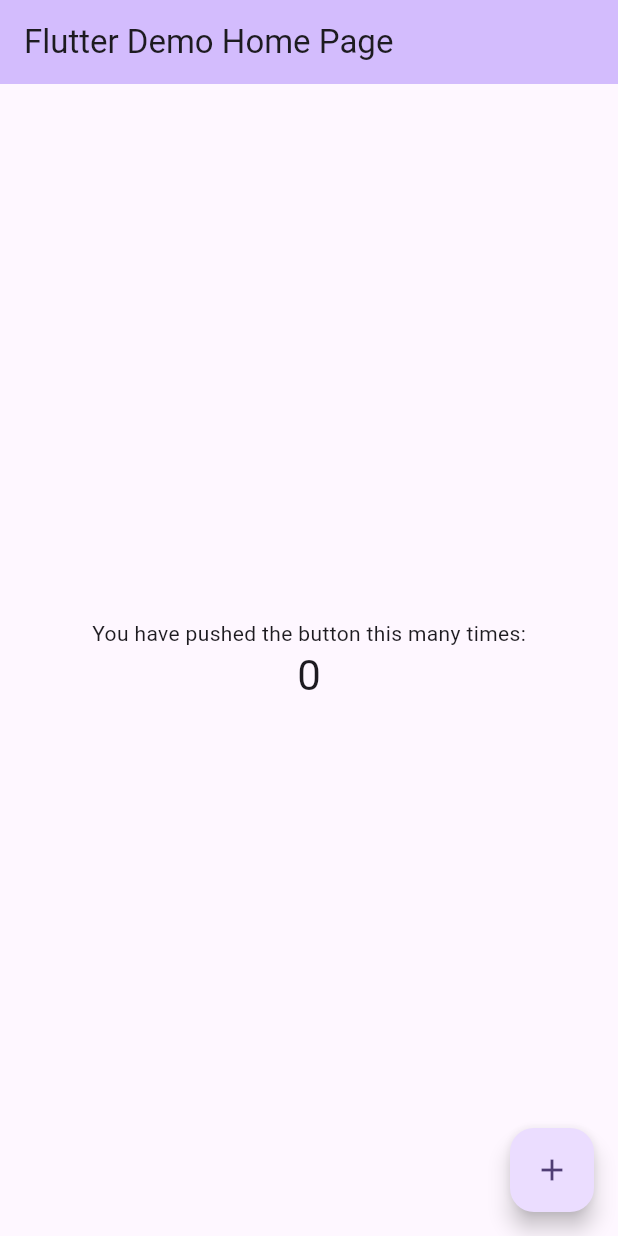
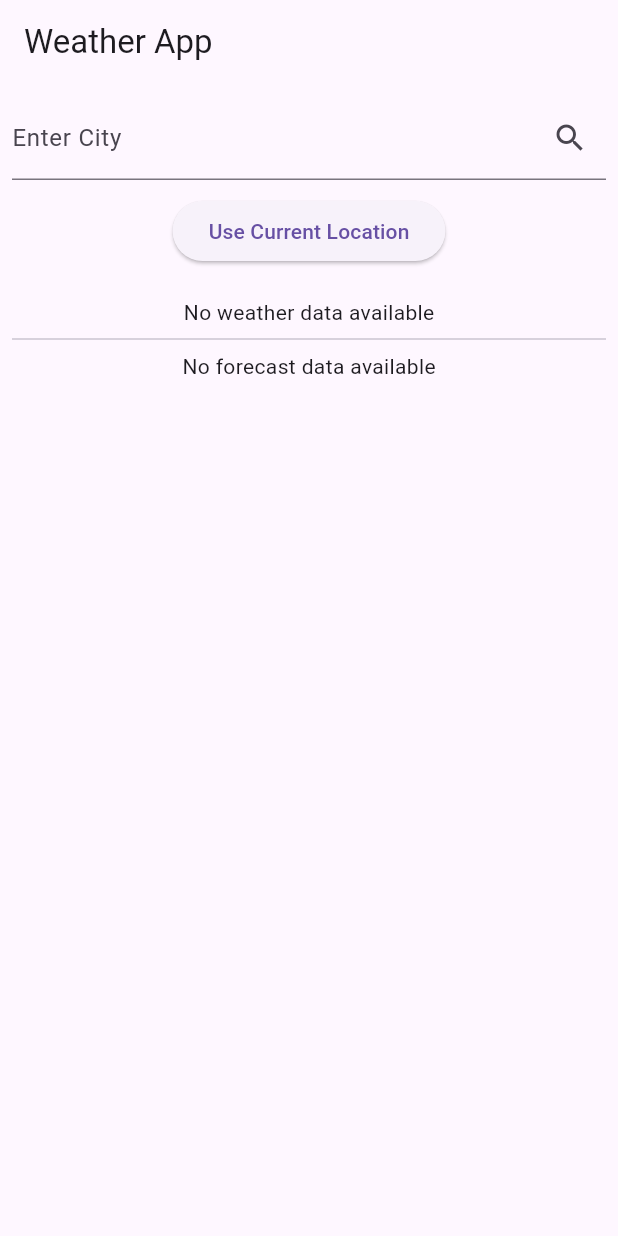
Before and after one commit to ankit595/weather_app, a Flutter app: the screen it shows after launch, on a phone screen of 412 x 824 dp. Run offline on Flutter 3.47's test engine with Material 3 defaults, Android fonts, the phone set to English and light mode, and no system bars; our stand-ins replace geolocator.

Commit message:
permission and api

```diff
--- /dev/null
+++ b/lib/homepage.dart
@@ -0,0 +1,127 @@
+import 'package:flutter/material.dart';
+import 'package:geolocator/geolocator.dart';
+import 'weather_service.dart';
+import 'location_service.dart';
+
+class WeatherApp extends StatefulWidget {
+  @override
+  _WeatherAppState createState() => _WeatherAppState();
+}
+
+class _WeatherAppState extends State<WeatherApp> {
+  final WeatherService _weatherService = WeatherService();
+  final LocationService _locationService = LocationService();
+  final TextEditingController _cityController = TextEditingController();
+
+  Map<String, dynamic>? currentWeather; // Holds current weather data
+  List<dynamic>? forecast; // Holds 5-day forecast data
+  String? city = "Your Location"; // Default city name
+
+  // Fetch weather for a specific city
+  void fetchWeatherByCity(String cityName) async {
+    try {
+      final weather = await _weatherService.getCurrentWeather(cityName);
+      final forecastData = await _weatherService.getFiveDayForecast(cityName);
+
+      setState(() {
+        currentWeather = weather;
+        forecast = forecastData['list'];
+        city = weather['name'];
+      });
+    } catch (e) {
+      print(e);
+    }
+  }
+
+  // Fetch weather using user's current location
+  void fetchWeatherByLocation() async {
+    try {
+      Position position = await _locationService.getCurrentLocation();
+      final weather = await _weatherService.getCurrentWeatherByCoordinates(
+          position.latitude, position.longitude);
+      final forecastData = await _weatherService.getFiveDayForecastByCoordinates(
+          position.latitude, position.longitude);
+
+      setState(() {
+        currentWeather = weather;
+        forecast = forecastData['list'];
+        city = weather['name'];
+      });
+    } catch (e) {
+      print(e);
+    }
+  }
+
+  @override
+  Widget build(BuildContext context) {
+    return MaterialApp(
+      home: Scaffold(
+        appBar: AppBar(
+          title: Text('Weather App'),
+        ),
+        body: Padding(
+          padding: const EdgeInsets.all(8.0),
+          child: Column(
+            children: [
+              // Search bar
+              TextField(
+                controller: _cityController,
+                decoration: InputDecoration(
+                  labelText: 'Enter City',
+                  suffixIcon: IconButton(
+                    icon: Icon(Icons.search),
+                    onPressed: () {
+                      fetchWeatherByCity(_cityController.text);
+                    },
+                  ),
+                ),
+              ),
+              SizedBox(height: 10),
+
+              // Button to fetch weather by current location
+              ElevatedButton(
+                onPressed: fetchWeatherByLocation,
+                child: Text('Use Current Location'),
+              ),
+              SizedBox(height: 20),
+
+              // Current weather display
+              currentWeather == null
+                  ? Center(child: Text('No weather data available'))
+                  : Column(
+                children: [
+                  Text(
+                    'Current Weather in $city',
+                    style: TextStyle(fontSize: 18),
+                  ),
+                  Text(
+                    '${currentWeather!['main']['temp']}°C, ${currentWeather!['weather'][0]['description']}',
+                    style: TextStyle(fontSize: 16),
+                  ),
+                ],
+              ),
+              Divider(),
+
+              // 5-day forecast display
+              forecast == null
+                  ? Center(child: Text('No forecast data available'))
+                  : Expanded(
+                child: ListView.builder(
+                  itemCount: forecast!.length,
+                  itemBuilder: (context, index) {
+                    final item = forecast![index];
+                    return ListTile(
+                      title: Text('${item['dt_txt']}'),
+                      subtitle: Text(
+                          '${item['main']['temp']}°C, ${item['weather'][0]['description']}'),
+                    );
+                  },
+                ),
+              ),
+            ],
+          ),
+        ),
+      ),
+    );
+  }
+}
--- /dev/null
+++ b/lib/location_service.dart
@@ -0,0 +1,25 @@
+import 'package:geolocator/geolocator.dart';
+
+class LocationService {
+  // Get current location of the user
+  Future<Position> getCurrentLocation() async {
+    // Check if location services are enabled
+    bool serviceEnabled = await Geolocator.isLocationServiceEnabled();
+    if (!serviceEnabled) {
+      throw Exception('Location services are disabled.');
+    }
+
+    // Check location permissions
+    LocationPermission permission = await Geolocator.checkPermission();
+    if (permission == LocationPermission.denied) {
+      permission = await Geolocator.requestPermission();
+      if (permission == LocationPermission.denied) {
+        throw Exception('Location permissions are denied.');
+      }
+    }
+
+    // Get current position
+    return await Geolocator.getCurrentPosition(
+        desiredAccuracy: LocationAccuracy.high);
+  }
+}
--- a/lib/main.dart
+++ b/lib/main.dart
@@ -1,4 +1,7 @@
+import 'dart:async';
+
 import 'package:flutter/material.dart';
+import 'package:weather_app/homepage.dart';
 
 void main() {
   runApp(const MyApp());
@@ -11,115 +14,35 @@
   @override
   Widget build(BuildContext context) {
     return MaterialApp(
-      title: 'Flutter Demo',
-      theme: ThemeData(
-        // This is the theme of your application.
-        //
-        // TRY THIS: Try running your application with "flutter run". You'll see
-        // the application has a purple toolbar. Then, without quitting the app,
-        // try changing the seedColor in the colorScheme below to Colors.green
-        // and then invoke "hot reload" (save your changes or press the "hot
-        // reload" button in a Flutter-supported IDE, or press "r" if you used
-        // the command line to start the app).
-        //
-        // Notice that the counter didn't reset back to zero; the application
-        // state is not lost during the reload. To reset the state, use hot
-        // restart instead.
-        //
-        // This works for code too, not just values: Most code changes can be
-        // tested with just a hot reload.
-        colorScheme: ColorScheme.fromSeed(seedColor: Colors.deepPurple),
-        useMaterial3: true,
-      ),
-      home: const MyHomePage(title: 'Flutter Demo Home Page'),
+      title: 'Weather App',
+      home: const SplashScreen(),
     );
   }
 }
 
-class MyHomePage extends StatefulWidget {
-  const MyHomePage({super.key, required this.title});
-
-  // This widget is the home page of your application. It is stateful, meaning
-  // that it has a State object (defined below) that contains fields that affect
-  // how it looks.
-
-  // This class is the configuration for the state. It holds the values (in this
-  // case the title) provided by the parent (in this case the App widget) and
-  // used by the build method of the State. Fields in a Widget subclass are
-  // always marked "final".
-
-  final String title;
+class SplashScreen extends StatefulWidget {
+  const SplashScreen({super.key});
 
   @override
-  State<MyHomePage> createState() => _MyHomePageState();
+  State<SplashScreen> createState() => _SplashScreenState();
 }
 
-class _MyHomePageState extends State<MyHomePage> {
-  int _counter = 0;
+class _SplashScreenState extends State<SplashScreen> {
 
-  void _incrementCounter() {
-    setState(() {
-      // This call to setState tells the Flutter framework that something has
-      // changed in this State, which causes it to rerun the build method below
-      // so that the display can reflect the updated values. If we changed
-      // _counter without calling setState(), then the build method would not be
-      // called again, and so nothing would appear to happen.
-      _counter++;
+  @override
+  void initState() {
+    super.initState();
+    Timer(Duration(seconds: 3), () {
+      Navigator.pushReplacement(context, MaterialPageRoute(builder: (context) => WeatherApp()));
     });
   }
 
-  @override
   Widget build(BuildContext context) {
-    // This method is rerun every time setState is called, for instance as done
-    // by the _incrementCounter method above.
-    //
-    // The Flutter framework has been optimized to make rerunning build methods
-    // fast, so that you can just rebuild anything that needs updating rather
-    // than having to individually change instances of widgets.
     return Scaffold(
-      appBar: AppBar(
-        // TRY THIS: Try changing the color here to a specific color (to
-        // Colors.amber, perhaps?) and trigger a hot reload to see the AppBar
-        // change color while the other colors stay the same.
-        backgroundColor: Theme.of(context).colorScheme.inversePrimary,
-        // Here we take the value from the MyHomePage object that was created by
-        // the App.build method, and use it to set our appbar title.
-        title: Text(widget.title),
+      backgroundColor: Colors.blue,
+      body: Center(
+        child: Icon(Icons.cloud_outlined),
       ),
-      body: Center(
-        // Center is a layout widget. It takes a single child and positions it
-        // in the middle of the parent.
-        child: Column(
-          // Column is also a layout widget. It takes a list of children and
-          // arranges them vertically. By default, it sizes itself to fit its
-          // children horizontally, and tries to be as tall as its parent.
-          //
-          // Column has various properties to control how it sizes itself and
-          // how it positions its children. Here we use mainAxisAlignment to
-          // center the children vertically; the main axis here is the vertical
-          // axis because Columns are vertical (the cross axis would be
-          // horizontal).
-          //
-          // TRY THIS: Invoke "debug painting" (choose the "Toggle Debug Paint"
-          // action in the IDE, or press "p" in the console), to see the
-          // wireframe for each widget.
-          mainAxisAlignment: MainAxisAlignment.center,
-          children: <Widget>[
-            const Text(
-              'You have pushed the button this many times:',
-            ),
-            Text(
-              '$_counter',
-              style: Theme.of(context).textTheme.headlineMedium,
-            ),
-          ],
-        ),
-      ),
-      floatingActionButton: FloatingActionButton(
-        onPressed: _incrementCounter,
-        tooltip: 'Increment',
-        child: const Icon(Icons.add),
-      ), // This trailing comma makes auto-formatting nicer for build methods.
     );
   }
 }
--- /dev/null
+++ b/lib/weather_service.dart
@@ -0,0 +1,55 @@
+import 'dart:convert'; // For JSON parsing
+import 'package:http/http.dart' as http;
+
+class WeatherService {
+  final String apiKey = '86beb9583a495a982525dfd07d7b5109'; // Replace with your OpenWeatherMap API key
+  final String baseUrl = 'https://api.openweathermap.org/data/2.5/';
+
+  // Fetch current weather by city name
+  Future<dynamic> getCurrentWeather(String city) async {
+    final url = '${baseUrl}weather?q=$city&appid=$apiKey&units=metric';
+    final response = await http.get(Uri.parse(url));
+
+    if (response.statusCode == 200) {
+      return json.decode(response.body);
+    } else {
+      throw Exception('Failed to load weather data');
+    }
+  }
+
+  // Fetch 5-day forecast by city name
+  Future<dynamic> getFiveDayForecast(String city) async {
+    final url = '${baseUrl}forecast?q=$city&appid=$apiKey&units=metric';
+    final response = await http.get(Uri.parse(url));
+
+    if (response.statusCode == 200) {
+      return json.decode(response.body);
+    } else {
+      throw Exception('Failed to load forecast data');
+    }
+  }
+
+  // Fetch current weather by latitude and longitude
+  Future<dynamic> getCurrentWeatherByCoordinates(double lat, double lon) async {
+    final url = '${baseUrl}weather?lat=$lat&lon=$lon&appid=$apiKey&units=metric';
+    final response = await http.get(Uri.parse(url));
+
+    if (response.statusCode == 200) {
+      return json.decode(response.body);
+    } else {
+      throw Exception('Failed to load weather data');
+    }
+  }
+
+  // Fetch 5-day forecast by latitude and longitude
+  Future<dynamic> getFiveDayForecastByCoordinates(double lat, double lon) async {
+    final url = '${baseUrl}forecast?lat=$lat&lon=$lon&appid=$apiKey&units=metric';
+    final response = await http.get(Uri.parse(url));
+
+    if (response.statusCode == 200) {
+      return json.decode(response.body);
+    } else {
+      throw Exception('Failed to load forecast data');
+    }
+  }
+}
--- a/pubspec.yaml
+++ b/pubspec.yaml
@@ -59,8 +59,8 @@ flutter:
   uses-material-design: true
 
   # To add assets to your application, add an assets section, like this:
-  # assets:
-  #   - images/a_dot_burr.jpeg
+  assets:
+    - assets/
   #   - images/a_dot_ham.jpeg
 
   # An image asset can refer to one or more resolution-specific "variants", see
```
Also changed, not shown: 1 other file.
